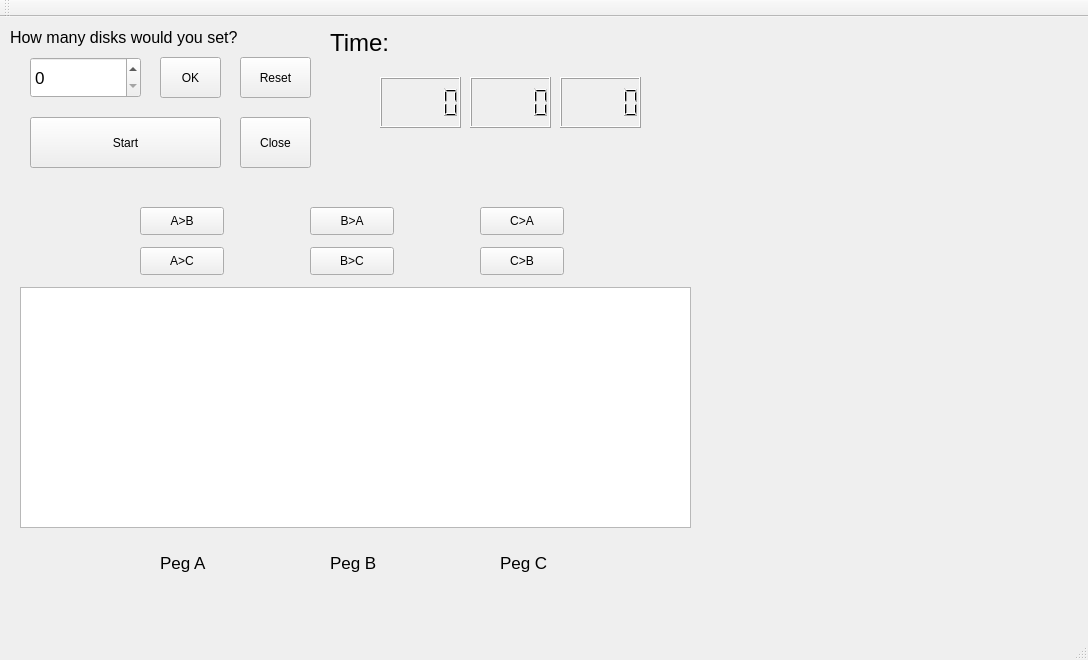
The window that student/13/hanoi/mainwindow.ui (junyuan-fang/Ohjelmointi2) describes before a commit, drawn with Qt 5.
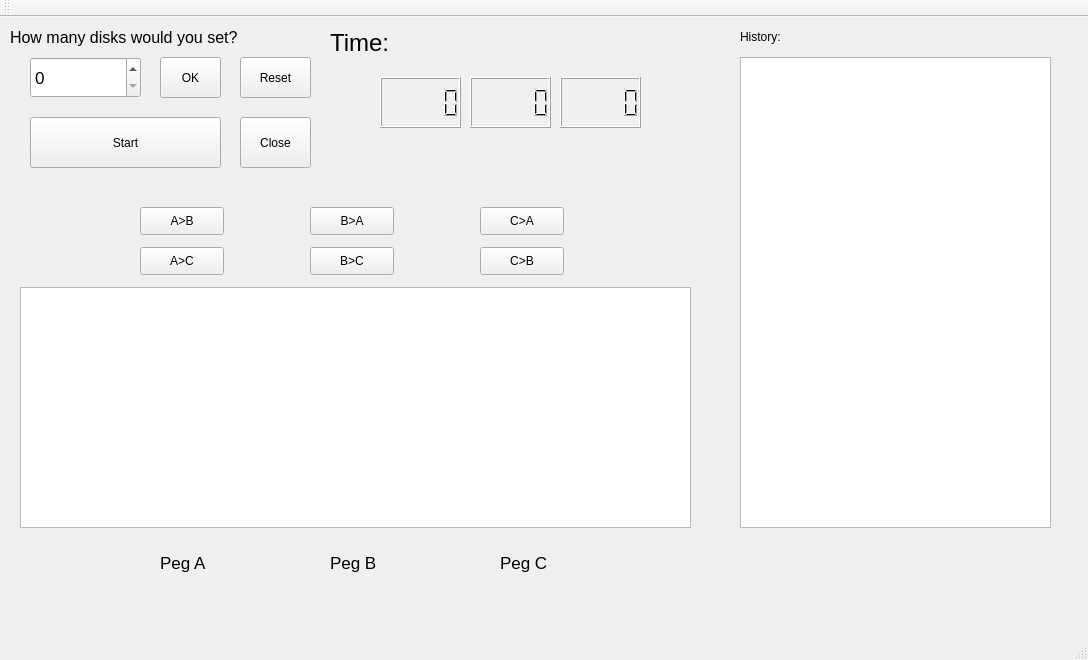
The same window after the commit.

Commit message: moving history is done

Patch:
```diff
--- a/student/13/hanoi/mainwindow.ui
+++ b/student/13/hanoi/mainwindow.ui
@@ -302,6 +302,29 @@
      </rect>
     </property>
    </widget>
+   <widget class="QTextBrowser" name="history">
+    <property name="geometry">
+     <rect>
+      <x>740</x>
+      <y>40</y>
+      <width>311</width>
+      <height>471</height>
+     </rect>
+    </property>
+   </widget>
+   <widget class="QLabel" name="label_6">
+    <property name="geometry">
+     <rect>
+      <x>740</x>
+      <y>10</y>
+      <width>63</width>
+      <height>20</height>
+     </rect>
+    </property>
+    <property name="text">
+     <string>History:</string>
+    </property>
+   </widget>
   </widget>
   <widget class="QMenuBar" name="menuBar">
    <property name="geometry">
```
Left out of the diff: 7 changed lines with no effect on the pictures. The commit also changes 2 other files.
